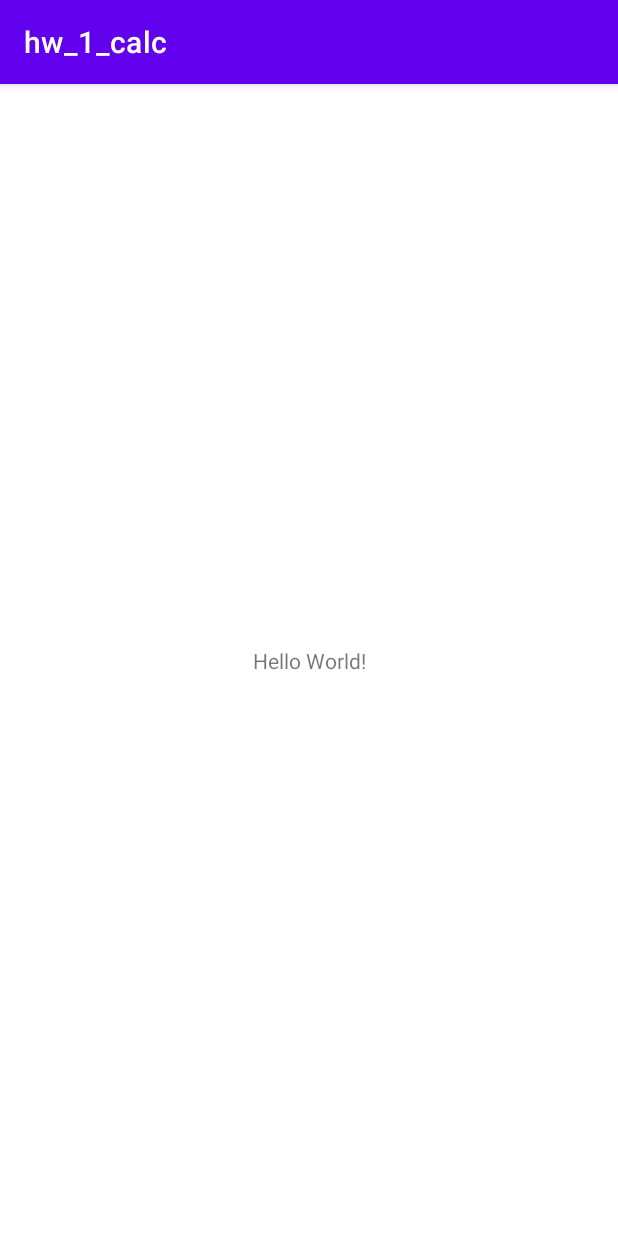
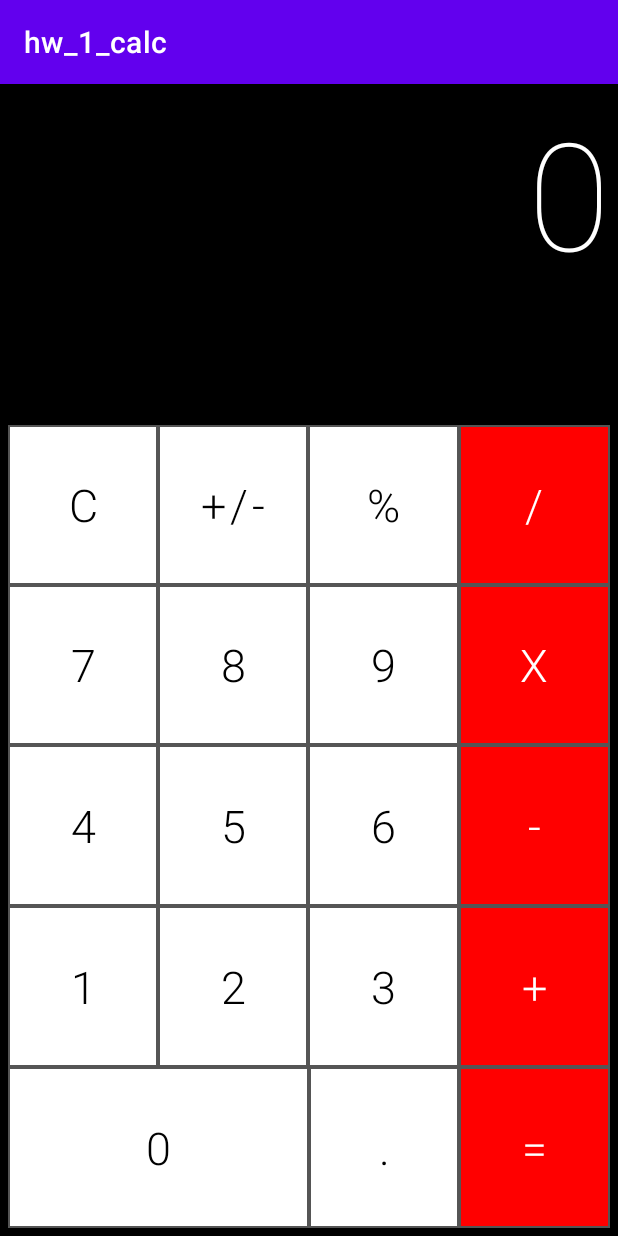
Before and after one commit to atnt0/Android_hw_2021-05-18, an Android app: the screen it shows after launch (MainActivity), on a phone screen of 412 x 824 dp. Run offline under Robolectric (Android 15) with nearby library versions, the phone set to English and light mode, and no system bars.

Commit message:
main layout implemented

```diff
--- a/app/src/main/java/com/example/hw_1_calc/MainActivity.java
+++ b/app/src/main/java/com/example/hw_1_calc/MainActivity.java
@@ -3,6 +3,7 @@ package com.example.hw_1_calc;
 import androidx.appcompat.app.AppCompatActivity;
 
 import android.os.Bundle;
+import android.view.View;
 
 public class MainActivity extends AppCompatActivity {
 
@@ -31,6 +32,18 @@ public class MainActivity extends AppCompatActivity {
     }
 
 
+    public void btnOnClick(View view) {
+
+
+
+    }
+
+
+
+
+
+
+
 
 
 }
--- a/app/src/main/res/layout/activity_main.xml
+++ b/app/src/main/res/layout/activity_main.xml
@@ -7,21 +7,155 @@
     tools:context=".MainActivity">
 
     <LinearLayout
+        style="@style/linear_layout_v"
         android:layout_height="match_parent"
         android:layout_width="match_parent"
         android:orientation="vertical"
-        android:weightSum="7"
+        android:background="@color/layout_tvs_background"
         >
+
+        <ScrollView
+            style="@style/scroll_view">
+
+            <LinearLayout
+                style="@style/linear_layout_v_tvs"
+                android:orientation="vertical">
+
+                <TextView
+                    android:id="@+id/tv_expression"
+                    style="@style/textview_right"
+                    android:fontFamily="sans-serif-thin"
+                    android:text="0"
+                    android:textSize="100sp" />
+
+                <TextView
+                    style="@style/textview_right"
+                    android:id="@+id/tv_result"
+                    android:textSize="50sp" />
+            </LinearLayout>
+        </ScrollView>
+
+        <LinearLayout
+            style="@style/linear_layout_v_btns"
+            android:orientation="vertical">
+
+            <LinearLayout
+                style="@style/linear_layout_h_row" >
+
+                <Button
+                    android:id="@+id/btn_clear"
+                    style="@style/button"
+                    android:text="@string/btn_clear"
+                    android:onClick="btnOnClick" />
+
+                <Button
+                    android:id="@+id/btn_positive_negative"
+                    style="@style/button"
+                    android:text="@string/btn_positive_negative" />
+
+                <Button
+                    android:id="@+id/btn_percent"
+                    style="@style/button"
+                    android:text="@string/btn_percent" />
+
+                <Button
+                    android:id="@+id/btn_operand_division"
+                    style="@style/button_red"
+                    android:text="@string/btn_operand_division" />
+            </LinearLayout>
+
+            <LinearLayout style="@style/linear_layout_h_row">
+
+                <Button
+                    android:id="@+id/btn_number_7"
+                    style="@style/button"
+                    android:fontFamily="sans-serif-light"
+                    android:text="@string/btn_number_7" />
+
+                <Button
+                    style="@style/button"
+                    android:id="@+id/btn_number_8"
+                    android:text="@string/btn_number_8" />
+
+                <Button
+                    style="@style/button"
+                    android:id="@+id/btn_number_9"
+                    android:text="@string/btn_number_9" />
+
+                <Button
+                    android:id="@+id/btn_operand_multiplication"
+                    style="@style/button_red"
+                    android:text="@string/btn_operand_multiplication" />
+            </LinearLayout>
+
+            <LinearLayout style="@style/linear_layout_h_row">
+
+                <Button
+                    style="@style/button"
+                    android:id="@+id/btn_number_4"
+                    android:text="@string/btn_number_4" />
+
+                <Button
+                    style="@style/button"
+                    android:id="@+id/btn_number_5"
+                    android:text="@string/btn_number_5" />
+
+                <Button
+                    style="@style/button"
+                    android:id="@+id/btn_number_6"
+                    android:text="@string/btn_number_6" />
+
+                <Button
+                    style="@style/button_red"
+                    android:id="@+id/btn_operand_minus"
+                    android:text="@string/btn_operand_minus" />
+            </LinearLayout>
+
+            <LinearLayout style="@style/linear_layout_h_row">
+
+                <Button
+                    style="@style/button"
+                    android:id="@+id/btn_number_1"
+                    android:text="@string/btn_number_1" />
+
+                <Button
+                    style="@style/button"
+                    android:id="@+id/btn_number_2"
+                    android:text="@string/btn_number_2" />
+
+                <Button
+                    style="@style/button"
+                    android:id="@+id/btn_number_3"
+                    android:text="@string/btn_number_3" />
+
+                <Button
+                    style="@style/button_red"
+                    android:id="@+id/btn_operand_plus"
+                    android:text="@string/btn_operand_plus" />
+            </LinearLayout>
+
+            <LinearLayout style="@style/linear_layout_h_row">
+
+                <Button
+                    style="@style/button_two_columns"
+                    android:id="@+id/btn_number_0"
+                    android:text="@string/btn_number_0" />
+
+                <Button
+                    style="@style/button"
+                    android:id="@+id/btn_dot"
+                    android:text="@string/btn_dot" />
+
+                <Button
+                    style="@style/button_red"
+                    android:id="@+id/btn_result"
+                    android:text="@string/btn_result" />
+            </LinearLayout>
+
+
+        </LinearLayout>
 
     </LinearLayout>
 
-    <TextView
-        android:layout_width="wrap_content"
-        android:layout_height="wrap_content"
-        android:text="Hello World!"
-        app:layout_constraintBottom_toBottomOf="parent"
-        app:layout_constraintLeft_toLeftOf="parent"
-        app:layout_constraintRight_toRightOf="parent"
-        app:layout_constraintTop_toTopOf="parent" />
 
 </androidx.constraintlayout.widget.ConstraintLayout>
--- a/app/src/main/res/values/colors.xml
+++ b/app/src/main/res/values/colors.xml
@@ -7,4 +7,16 @@
     <color name="teal_700">#FF018786</color>
     <color name="black">#FF000000</color>
     <color name="white">#FFFFFFFF</color>
+
+    <color name="gray">#FF555555</color>
+
+    <color name="btn_background">@color/white</color>
+    <color name="btn_red_background">#FFFF0000</color>
+    <color name="btn_color">@color/black</color>
+    <color name="btn_red_color">#FFFFFFFF</color>
+    <color name="btn_stroke">#FF555555</color>
+
+    <color name="layout_tvs_background">@color/black</color>
+    <color name="layout_tvs_color">@color/white</color>
+
 </resources>
--- a/app/src/main/res/values/strings.xml
+++ b/app/src/main/res/values/strings.xml
@@ -1,3 +1,24 @@
 <resources>
     <string name="app_name">hw_1_calc</string>
+
+    <string name="btn_clear">C</string>
+    <string name="btn_number_0">0</string>
+    <string name="btn_number_1">1</string>
+    <string name="btn_number_2">2</string>
+    <string name="btn_number_3">3</string>
+    <string name="btn_number_4">4</string>
+    <string name="btn_number_5">5</string>
+    <string name="btn_number_6">6</string>
+    <string name="btn_number_7">7</string>
+    <string name="btn_number_8">8</string>
+    <string name="btn_number_9">9</string>
+    <string name="btn_positive_negative">+/-</string>
+    <string name="btn_percent">%</string>
+    <string name="btn_dot">.</string>
+    <string name="btn_result">=</string>
+    <string name="btn_operand_plus">+</string>
+    <string name="btn_operand_minus">-</string>
+    <string name="btn_operand_division">/</string>
+    <string name="btn_operand_multiplication">X</string>
+
 </resources>
--- /dev/null
+++ b/app/src/main/res/values/styles.xml
@@ -0,0 +1,95 @@
+<?xml version="1.0" encoding="utf-8"?>
+<resources>
+
+    <style name="button">
+        <item name="android:fontFamily">sans-serif-light</item>
+
+        <item name="android:layout_width">0dp</item>
+        <item name="android:layout_height">match_parent</item>
+        <item name="android:layout_weight">1</item>
+        <item name="cornerRadius">0dp</item>
+        <item name="strokeWidth">1dp</item>
+        <item name="strokeColor">@color/btn_stroke</item>
+        <item name="android:textSize">30sp</item>
+        <item name="android:backgroundTint">@color/btn_background</item>
+        <item name="android:textColor">@color/btn_color</item>
+
+        <item name="android:insetTop">0dp</item>
+        <item name="android:insetBottom">0dp</item>
+        <item name="android:insetLeft">0dp</item>
+        <item name="android:insetRight">0dp</item>
+    </style>
+
+    <style name="button_two_columns" parent="button">
+        <item name="android:layout_weight">2</item>
+    </style>
+
+    <style name="button_red" parent="button">
+        <item name="android:backgroundTint">@color/btn_red_background</item>
+        <item name="android:textColor">@color/btn_red_color</item>
+    </style>
+
+    <style name="scroll_view">
+        <item name="android:layout_height">wrap_content</item>
+        <item name="android:layout_width">match_parent</item>
+    </style>
+
+    <style name="table_layout">
+        <item name="android:layout_height">wrap_content</item>
+        <item name="android:layout_width">match_parent</item>
+        <item name="android:weightSum">4</item>
+        <item name="android:layout_weight">1</item>
+    </style>
+
+    <style name="linear_layout_h">
+        <item name="android:orientation">horizontal</item>
+        <item name="android:layout_height">0dp</item>
+        <item name="android:layout_width">match_parent</item>
+        <item name="android:weightSum">4</item>
+        <item name="android:layout_weight">1</item>
+    </style>
+
+    <style name="linear_layout_h_row" parent="linear_layout_h">
+        <item name="strokeColor">@color/btn_stroke</item>
+    </style>
+
+    <style name="linear_layout_v">
+        <item name="android:orientation">vertical</item>
+        <item name="android:layout_height">match_parent</item>
+        <item name="android:layout_width">match_parent</item>
+    </style>
+
+    <style name="linear_layout_v_tvs" parent="linear_layout_v">
+        <item name="android:backgroundTint">@color/layout_tvs_background</item>
+    </style>
+
+    <style name="linear_layout_v_btns" parent="linear_layout_v">
+        <item name="android:background">@color/layout_tvs_background</item>
+        <item name="android:backgroundTint">@color/layout_tvs_background</item>
+
+        <item name="android:layout_marginTop">5dp</item>
+        <item name="android:layout_marginRight">5dp</item>
+        <item name="android:layout_marginBottom">5dp</item>
+        <item name="android:layout_marginLeft">5dp</item>
+    </style>
+
+    <style name="textview">
+        <item name="android:fontFamily">sans-serif-thin</item>
+
+        <item name="android:layout_width">match_parent</item>
+        <item name="android:layout_height">match_parent</item>
+        <item name="android:background">@color/layout_tvs_background</item>
+        <item name="android:textColor">@color/layout_tvs_color</item>
+
+        <item name="android:layout_marginTop">5dp</item>
+        <item name="android:layout_marginRight">5dp</item>
+        <item name="android:layout_marginBottom">5dp</item>
+        <item name="android:layout_marginLeft">5dp</item>
+    </style>
+
+    <style name="textview_right" parent="textview">
+        <item name="android:textDirection">rtl</item>
+    </style>
+
+
+</resources>
```
Also changed, not shown: 1 other file.
